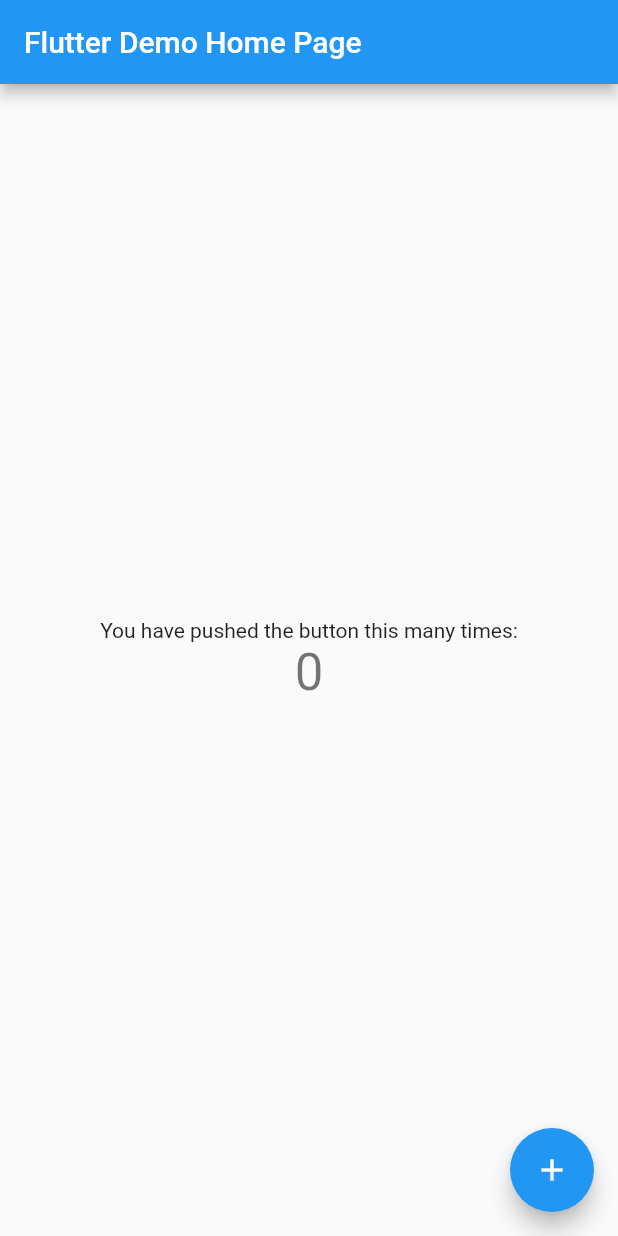
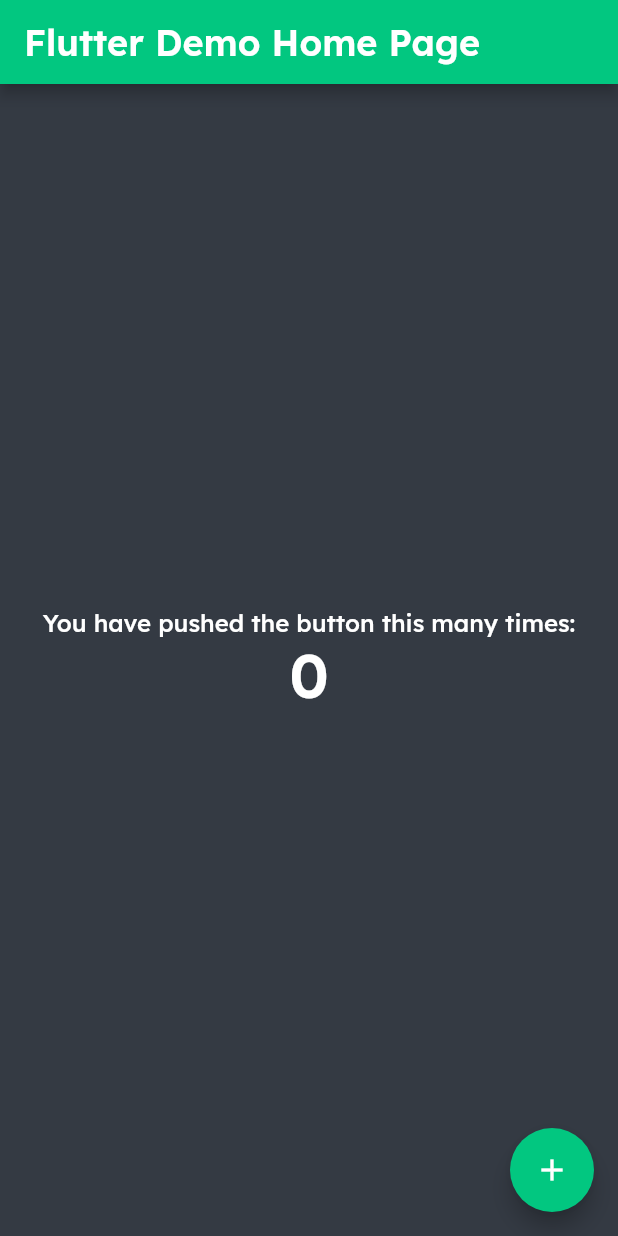
Before and after one commit to projet-federateurE2/app-renov-conseiller, a Flutter app: the screen it shows after launch, on a phone screen of 412 x 824 dp. Run offline on Flutter 3.47's test engine with Material 2 defaults, Android fonts, the phone set to English and light mode, and no system bars.

Commit message:
style(app-theme): add textStyle

```diff
--- a/lib/main.dart
+++ b/lib/main.dart
@@ -1,4 +1,5 @@
 import 'package:flutter/material.dart';
+import 'package:git/presentation/app_theme.dart';
 
 void main() {
   runApp(const MyApp());
@@ -12,8 +13,7 @@ class MyApp extends StatelessWidget {
     return MaterialApp(
       title: 'Flutter Demo',
       theme: ThemeData(
-        primarySwatch: Colors.blue,
-      ),
+          primarySwatch: Colors.blue, textTheme: lightTheme.textTheme),
       home: const MyHomePage(title: 'Flutter Demo Home Page'),
     );
   }
@@ -40,25 +40,29 @@ class _MyHomePageState extends State<MyHomePage> {
   @override
   Widget build(BuildContext context) {
     return Scaffold(
+      backgroundColor: lightTheme.scaffoldBackgroundColor,
       appBar: AppBar(
+        backgroundColor: lightTheme.bottomAppBarColor,
         title: Text(widget.title),
       ),
       body: Center(
         child: Column(
           mainAxisAlignment: MainAxisAlignment.center,
           children: <Widget>[
-            const Text(
+            Text(
               'You have pushed the button this many times:',
+              style: Theme.of(context).textTheme.bodyText1,
             ),
             Text(
               '$_counter',
-              style: Theme.of(context).textTheme.headline4,
+              style: Theme.of(context).textTheme.headline3,
             ),
           ],
         ),
       ),
       floatingActionButton: FloatingActionButton(
         onPressed: _incrementCounter,
+        backgroundColor: lightTheme.bottomAppBarColor,
         tooltip: 'Increment',
         child: const Icon(Icons.add),
       ),
--- a/lib/presentation/app_theme.dart
+++ b/lib/presentation/app_theme.dart
@@ -1,34 +1,63 @@
+import 'dart:ui';
+
 import 'package:flutter/material.dart';
-import 'package:google_fonts/google_fonts.dart';
 
 // Couleurs pas encore définies (c'est un copié/collé d'une autre application)
 final lightTheme = ThemeData(
-    primaryColor: const Color(0xFF4F9AE6),
-    primaryColorLight: const Color(0xFF47CBE1),
-    primaryColorDark: const Color(0xFF4F92D9),
-    errorColor: const Color(0xFFEC4E75),
-    scaffoldBackgroundColor: Colors.white,
-    textTheme: GoogleFonts.openSansTextTheme(),
-    inputDecorationTheme: InputDecorationTheme(
-      border: OutlineInputBorder(
-        borderRadius: BorderRadius.circular(8),
-      ),
-    ),
-    appBarTheme: const AppBarTheme(
-        backgroundColor: Colors.white,
-        elevation: 0,
-        centerTitle: true,
-        iconTheme: IconThemeData(color: Color(0xFF828282))),
-    iconTheme: const IconThemeData(color: Color(0xFF333333)),
-    colorScheme:
-        ColorScheme.fromSwatch().copyWith(secondary: const Color(0xFF828282)));
+  bottomAppBarColor: AppColors.accentColor,
+  scaffoldBackgroundColor: AppColors.primaryBackground,
+  textTheme: const TextTheme(
+    headline1: TextStyle(
+        fontFamily: 'Lexend',
+        fontWeight: FontWeight.w500,
+        color: AppColors.grey2,
+        fontSize: 60),
+    headline2: TextStyle(
+        fontFamily: 'Lexend',
+        fontWeight: FontWeight.w600,
+        color: AppColors.white,
+        fontSize: 48),
+    headline3: TextStyle(
+        fontFamily: 'Lexend',
+        fontWeight: FontWeight.w600,
+        color: AppColors.white,
+        fontSize: 40),
+    headline4: TextStyle(
+        fontFamily: 'Lexend',
+        fontWeight: FontWeight.w500,
+        color: AppColors.white,
+        fontSize: 30),
+    headline5: TextStyle(
+        fontFamily: 'Lexend',
+        fontWeight: FontWeight.w600,
+        color: AppColors.white,
+        fontSize: 24),
+    headline6: TextStyle(
+        fontFamily: 'Lexend',
+        fontWeight: FontWeight.w600,
+        color: AppColors.grey2,
+        fontSize: 24),
+    subtitle1: TextStyle(
+        fontFamily: 'Lexend',
+        fontWeight: FontWeight.w500,
+        color: AppColors.grey3,
+        fontSize: 12),
+    bodyText1: TextStyle(
+        fontFamily: 'Lexend',
+        fontWeight: FontWeight.w500,
+        color: AppColors.white,
+        fontSize: 16),
+  ),
+);
 
+// Couleurs des maquettes
 abstract class AppColors {
-  static const Color transparentWhite = Color.fromARGB(150, 255, 255, 255);
-  static const Color lightGrey = Color(0xFFBDBDBD);
-  static const Color yellow = Color(0xFFEEC846);
-  static const Color green = Color(0xFF34BD47);
-  static const Color blue = Color(0xFF4F9AE6);
-  static const Color red = Color(0xFFEC4E75);
-  static const Color black = Color(0xFF333333);
+  static const Color primaryBackground = Color(0xFF343A43);
+  static const Color secondaryBackground = Color(0xFF343A43);
+  static const Color white = Color(0xFFFFFFFF);
+  static const Color grey1 = Color(0xFFC4C4C4);
+  static const Color grey2 = Color(0xFF7F8287);
+  static const Color grey3 = Color(0xFF707070);
+  static const Color accentColor = Color(0xFF02C780);
+  static const Color darkAccentColor = Color(0xFF27453A);
 }
```
Also changed, not shown: pubspec.yaml (+16 -11 lines), fonts/Lexend-VariableFont_wght.ttf (added).
